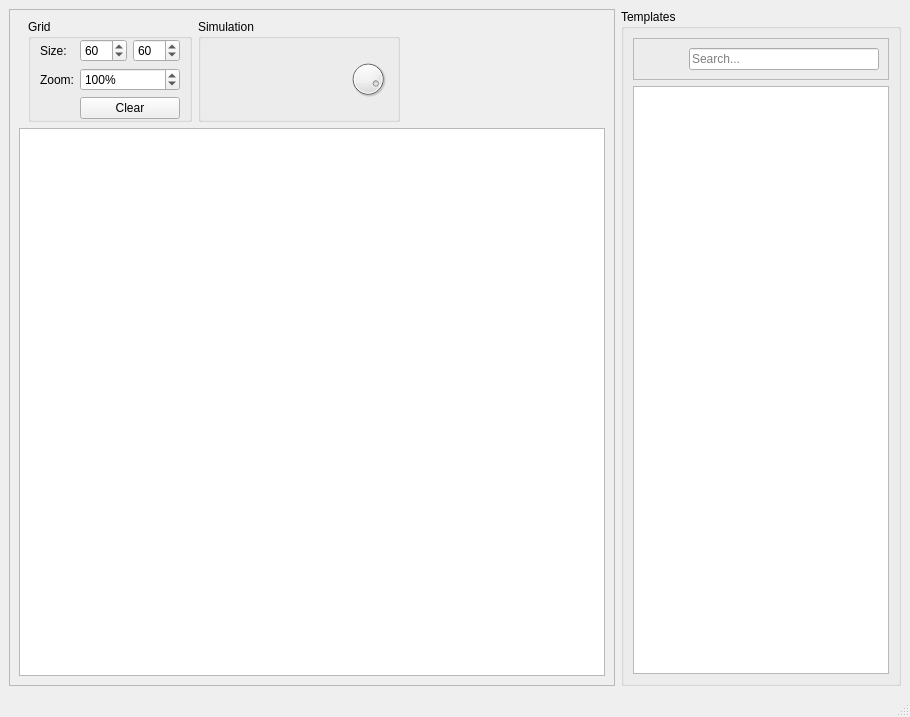
mkcms/gol-qt, file resources/mainwindow.ui: the form before one commit.
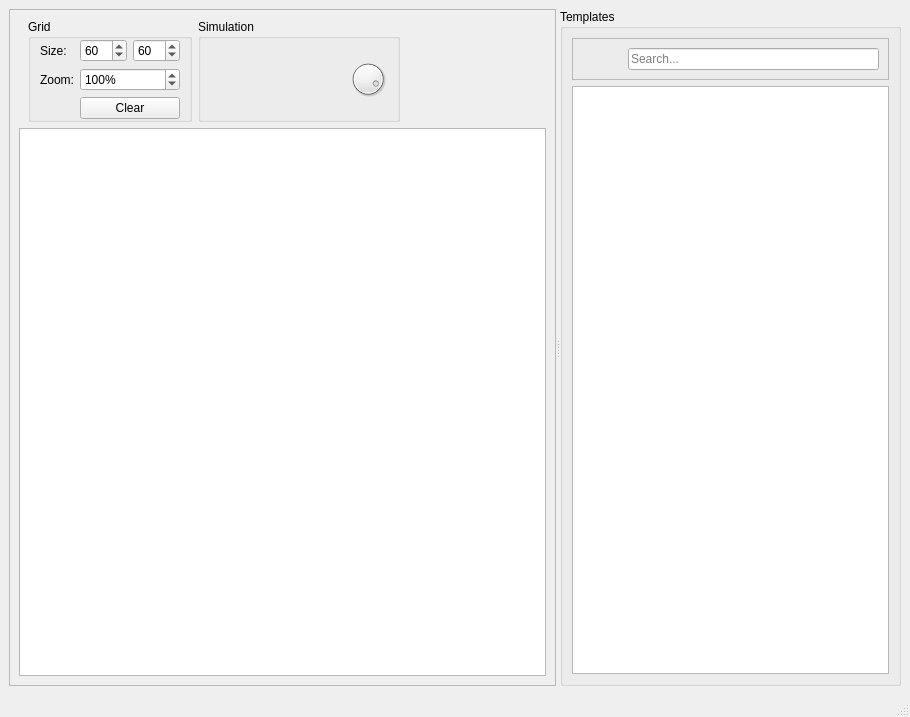
The form after the commit. Icons and pictures are not drawn. Custom widgets are drawn as their Qt base class.

Commit message: Split toplevel widgets in MainWindow using QSplitter.

```diff
--- a/resources/mainwindow.ui
+++ b/resources/mainwindow.ui
@@ -16,6 +16,10 @@
   <widget class="QWidget" name="centralwidget">
    <layout class="QHBoxLayout" name="horizontalLayout_2">
     <item>
+     <widget class="QSplitter" name="splitter">
+      <property name="orientation">
+       <enum>Qt::Horizontal</enum>
+      </property>
      <widget class="QFrame" name="frame_2">
       <property name="frameShape">
        <enum>QFrame::StyledPanel</enum>
@@ -284,8 +288,6 @@
        </item>
       </layout>
      </widget>
-    </item>
-    <item>
      <widget class="QGroupBox" name="groupBoxTemplates">
       <property name="sizePolicy">
        <sizepolicy hsizetype="Maximum" vsizetype="Preferred">
@@ -380,6 +382,7 @@
         </widget>
        </item>
       </layout>
+      </widget>
      </widget>
     </item>
    </layout>
```
Lines whose indentation alone changed are shown as unchanged.
